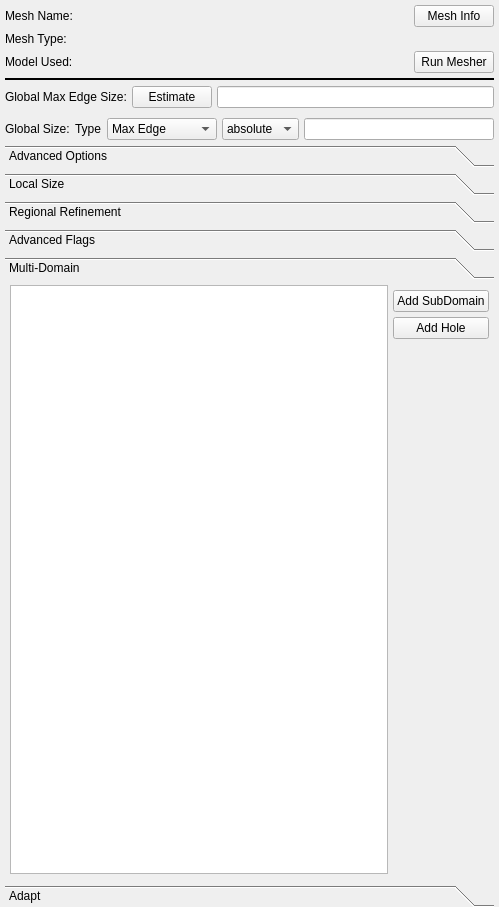
First picture: the form in Code/Source/Plugins/org.sv.gui.qt.meshing/src/internal/svMeshEdit.ui, repository SimVascular/SimVascular, before the edit.
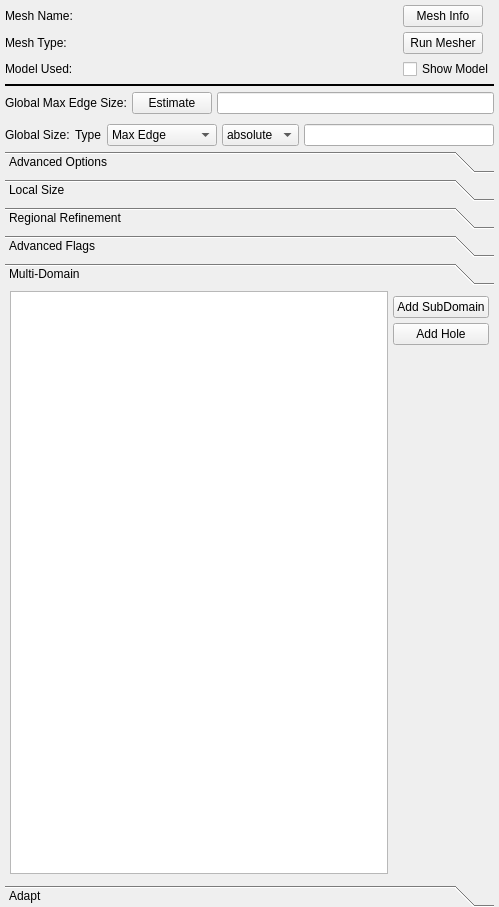
Second picture: the form after the edit. Custom widgets are drawn as their Qt base class.

Commit message: DEV: convenient way to show corresponding path, model

```diff
--- a/Code/Source/Plugins/org.sv.gui.qt.meshing/src/internal/svMeshEdit.ui
+++ b/Code/Source/Plugins/org.sv.gui.qt.meshing/src/internal/svMeshEdit.ui
@@ -102,13 +102,13 @@
       <item row="0" column="2">
        <widget class="QPushButton" name="btnMeshInfo">
         <property name="sizePolicy">
-         <sizepolicy hsizetype="Preferred" vsizetype="Fixed">
+         <sizepolicy hsizetype="Fixed" vsizetype="Preferred">
           <horstretch>0</horstretch>
           <verstretch>0</verstretch>
          </sizepolicy>
         </property>
         <property name="text">
-         <string>Mesh Info</string>
+         <string>  Mesh Info  </string>
         </property>
        </widget>
       </item>
@@ -138,7 +138,7 @@
         </property>
        </widget>
       </item>
-      <item row="2" column="2">
+      <item row="1" column="2">
        <widget class="QPushButton" name="btnRunMesher">
         <property name="sizePolicy">
          <sizepolicy hsizetype="Fixed" vsizetype="Fixed">
@@ -151,6 +151,13 @@
         </property>
        </widget>
       </item>
+      <item row="2" column="2">
+       <widget class="QCheckBox" name="checkBoxShowModel">
+        <property name="text">
+         <string>Show Model</string>
+        </property>
+       </widget>
+      </item>
      </layout>
     </widget>
    </item>
@@ -1377,7 +1384,7 @@
               <x>0</x>
               <y>0</y>
               <width>489</width>
-              <height>553</height>
+              <height>548</height>
              </rect>
             </property>
             <attribute name="label">
```
Left out of the diff: 10 changed lines with no effect on the pictures. The commit also changes 8 other files.
